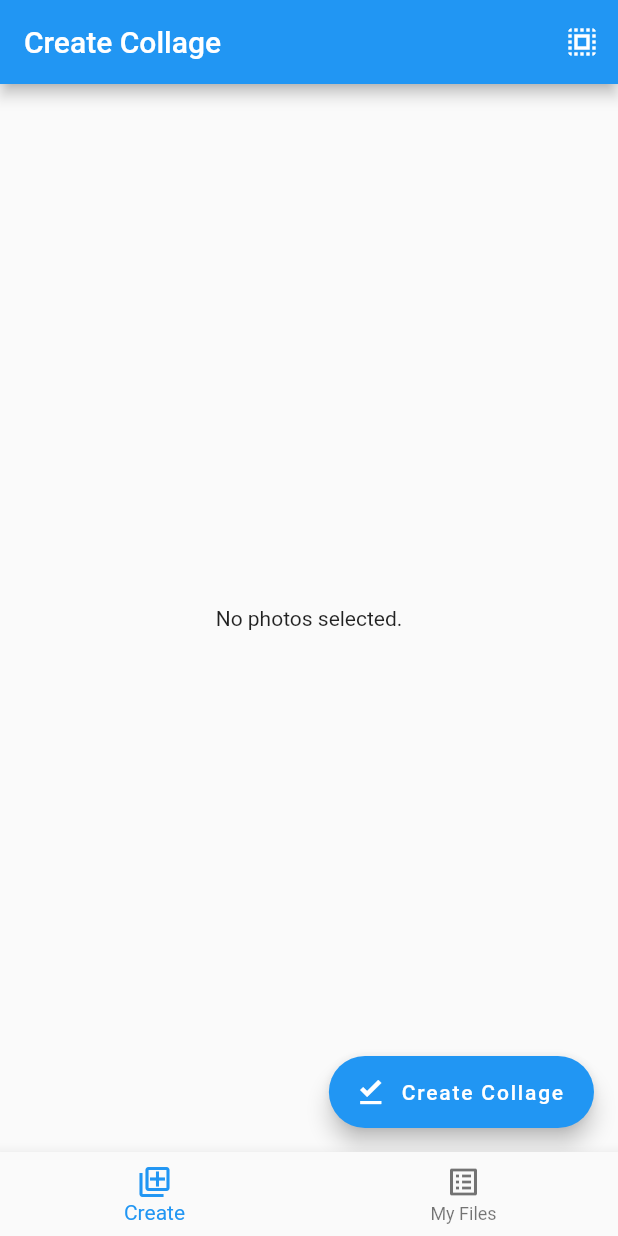
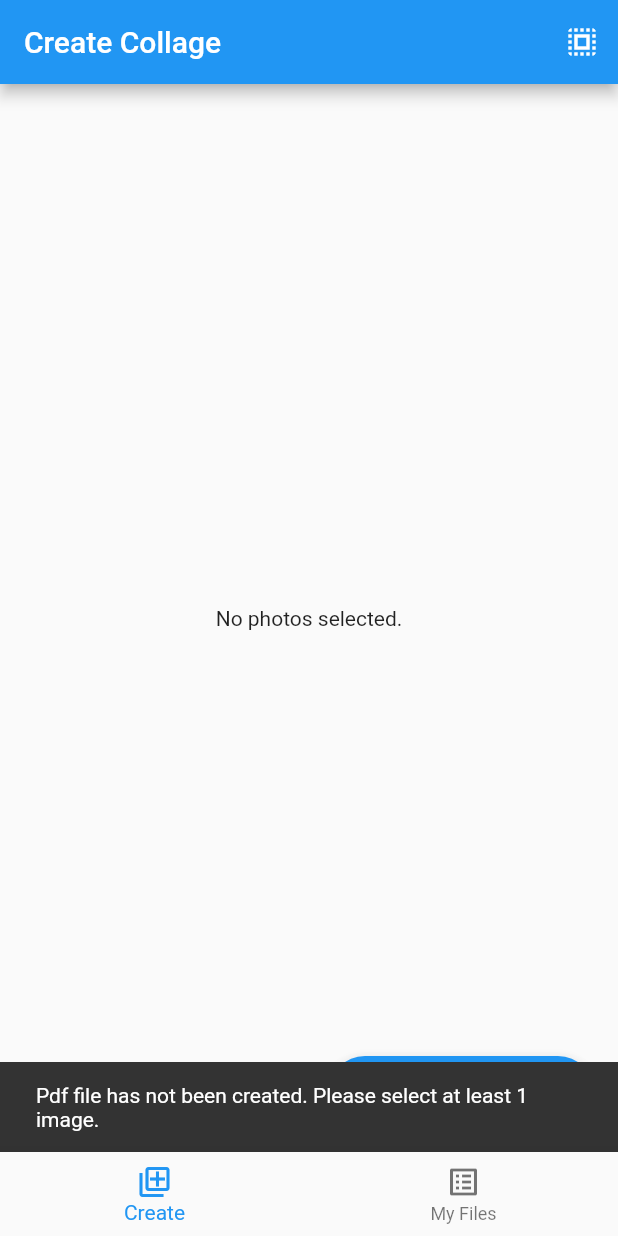
Before and after one commit to alitann/image_picker, a Flutter app: the screen it shows after launch, after a tap on "Create Collage", on a phone screen of 412 x 824 dp. Run offline on Flutter 3.47's test engine with Material 2 defaults, Android fonts, the phone set to English and light mode, and no system bars; our stand-ins replace bloc, equatable, flutter_bloc, image_picker, pdf, share_plus; missing offline and left inert: pdf_viewer_plugin.

Commit message:
collage list view and bloc added

```diff
--- /dev/null
+++ b/lib/bloc/bloc/collage_list_bloc.dart
@@ -0,0 +1,33 @@
+import 'dart:io';
+
+import 'package:equatable/equatable.dart';
+import 'package:flutter_bloc/flutter_bloc.dart';
+import 'package:image_collage/service/storage_service.dart';
+import 'package:path_provider/path_provider.dart';
+
+part 'collage_list_event.dart';
+part 'collage_list_state.dart';
+
+class CollageListBloc extends Bloc<CollageListEvent, CollageListState> {
+  final StorageService storageService;
+
+  CollageListBloc(this.storageService) : super(CollageListInitial()) {
+    on<CollageListLoadEvent>((event, emit) async {
+      List<File> collageImageList;
+
+      try {
+        emit(CollageListLoading());
+
+        final directory = await getApplicationDocumentsDirectory();
+
+        List<FileSystemEntity> localFileList = Directory(directory.path).listSync();
+
+        // collageImageList = storageService.getLocalFileList().whereType<File>().toList();
+        collageImageList = localFileList.whereType<File>().toList();
+        emit(CollageListLoaded(imagePdfFiles: collageImageList));
+      } catch (e) {
+        emit(CollageListError(e.toString()));
+      }
+    });
+  }
+}
--- /dev/null
+++ b/lib/bloc/bloc/collage_list_event.dart
@@ -0,0 +1,10 @@
+part of 'collage_list_bloc.dart';
+
+abstract class CollageListEvent extends Equatable {
+  const CollageListEvent();
+
+  @override
+  List<Object> get props => [];
+}
+
+class CollageListLoadEvent extends CollageListEvent {}
--- /dev/null
+++ b/lib/bloc/bloc/collage_list_state.dart
@@ -0,0 +1,22 @@
+part of 'collage_list_bloc.dart';
+
+abstract class CollageListState extends Equatable {
+  const CollageListState();
+
+  @override
+  List<Object> get props => [];
+}
+
+class CollageListInitial extends CollageListState {}
+
+class CollageListLoading extends CollageListState {}
+
+class CollageListLoaded extends CollageListState {
+  final List<File> imagePdfFiles;
+  const CollageListLoaded({required this.imagePdfFiles});
+}
+
+class CollageListError extends CollageListState {
+  final String errorMessage;
+  const CollageListError(this.errorMessage);
+}
--- a/lib/main.dart
+++ b/lib/main.dart
@@ -1,9 +1,11 @@
 import 'package:flutter/material.dart';
 import 'package:flutter_bloc/flutter_bloc.dart';
-import 'package:image_collage/bloc/bloc/bottom_navigation_bloc.dart';
-import 'package:image_collage/view/main_view.dart';
+import 'package:image_collage/service/storage_service.dart';
 
+import 'bloc/bloc/bottom_navigation_bloc.dart';
+import 'bloc/bloc/collage_list_bloc.dart';
 import 'bloc/bloc/image_picker_bloc.dart';
+import 'view/main_view.dart';
 
 void main() => runApp(const ImageCollageApp());
 
@@ -13,7 +15,7 @@ class ImageCollageApp extends StatelessWidget {
   @override
   Widget build(BuildContext context) {
     return MaterialApp(
-      title: 'Material App',
+      title: 'Image Collage',
       debugShowCheckedModeBanner: false,
       home: MultiBlocProvider(
         providers: [
@@ -23,20 +25,12 @@ class ImageCollageApp extends StatelessWidget {
           BlocProvider<ImagePickerBloc>(
             create: (BuildContext context) => ImagePickerBloc(),
           ),
+          BlocProvider<CollageListBloc>(
+            create: (BuildContext context) => CollageListBloc(StorageService())..add(CollageListLoadEvent()),
+          ),
         ],
         child: const MainView(),
       ),
-
-      // MultiBlocProvider(providers: [
-      //   BlocProvider(
-      //     create: (context) => BottomNavigationBloc(),
-      //     child: const MainView(),
-      //   ),
-      //   BlocProvider(
-      //     create: (context) => ImagePickerBloc(),
-      //     child: const MainView(),
-      //   ),
-      // ], child: child),
     );
   }
 }
--- a/lib/service/pdf_creator.dart
+++ b/lib/service/pdf_creator.dart
@@ -19,7 +19,8 @@ class PdfService {
     this.imageList,
   );
 
-  Future<File> createPdfFile() async {
+  Future<File?> createPdfFile() async {
+    if (imageList.isEmpty) return null;
     final pdf = pw.Document();
 
     DateTime now = DateTime.now();
--- /dev/null
+++ b/lib/service/storage_service.dart
@@ -0,0 +1,48 @@
+import 'dart:io';
+
+import 'package:path_provider/path_provider.dart';
+
+abstract class AStorageService {
+  Future<String> get localPath;
+  Future<File> getLocalFile(String fileName);
+  Future<String> readData(String fileName);
+  Future<File> writeData(String data, String fileName);
+  List<FileSystemEntity> getLocalFileList({String folderName});
+}
+
+class StorageService extends AStorageService {
+  @override
+  Future<String> get localPath async {
+    final directory = await getApplicationDocumentsDirectory();
+    return directory.path;
+  }
+
+  @override
+  Future<File> getLocalFile(String fileName) async {
+    final path = await localPath;
+    return File('$path/$fileName');
+  }
+
+  @override
+  Future<String> readData(String fileName) async {
+    try {
+      final file = await getLocalFile(fileName);
+      String body = file.readAsStringSync();
+      return body;
+    } catch (e) {
+      return e.toString();
+    }
+  }
+
+  @override
+  Future<File> writeData(String data, String fileName) async {
+    final File file = await getLocalFile(fileName);
+    return file.writeAsString(data);
+  }
+
+  @override
+  List<FileSystemEntity> getLocalFileList({String folderName = "pdf"}) {
+    List<FileSystemEntity> localFileList = Directory('$localPath').listSync();
+    return localFileList;
+  }
+}
--- a/lib/view/create_collage_view.dart
+++ b/lib/view/create_collage_view.dart
@@ -3,7 +3,8 @@ import 'dart:io';
 import 'package:flutter/cupertino.dart';
 import 'package:flutter/material.dart';
 import 'package:flutter_bloc/flutter_bloc.dart';
-import 'package:image_collage/model/collage_image.dart';
+import 'package:image_collage/bloc/bloc/bottom_navigation_bloc.dart';
+import '../model/collage_image.dart';
 import 'package:image_picker/image_picker.dart';
 import 'package:pdf_viewer_plugin/pdf_viewer_plugin.dart';
 
@@ -24,17 +25,19 @@ class _CreateCollageViewState extends State<CreateCollageView> {
 
   List<CImage> imageList = [];
   ImagePickerBloc? imagePickerBloc;
+  BottomNavigationBloc? bottomNavigationBloc;
   final bool _isPdfLoaded = false;
   File? _pdfFile;
 
   @override
   void initState() {
     super.initState();
-    imagePickerBloc = context.read<ImagePickerBloc>();
-    setStateLocal();
+    imagePickerBloc = BlocProvider.of<ImagePickerBloc>(context); //context.read<ImagePickerBloc>();
+    bottomNavigationBloc = context.read<BottomNavigationBloc>();
+    // setStateLocal();
   }
 
-  void setStateLocal() => setState(() {});
+  // void setStateLocal() => setState(() {});
 
   @override
   Widget build(BuildContext context) {
@@ -98,13 +101,12 @@ class _CreateCollageViewState extends State<CreateCollageView> {
           // final pdfCreater = CollageImageViewModel(imageList.cast<CollageImage>());
           final PdfService pdfService = PdfService(context, imageList);
 
-          File file = await pdfService.createPdfFile();
-          if (await file.exists()) {
-            showInSnackBar();
-            // setState(() {
-            //   _isPdfLoaded = true;
-            //   _pdfFile = file;
-            // });
+          File? file = await pdfService.createPdfFile();
+          if (file != null) {
+            showSnackBar('Pdf file has been created succesfully.');
+            bottomNavigationBloc?.add(TabBarChangeEvent(1));
+          } else {
+            showSnackBar('Pdf file has not been created. Please select at least 1 image.');
           }
         },
         // child: const Icon(Icons.arrow_right_outlined),
@@ -112,8 +114,8 @@ class _CreateCollageViewState extends State<CreateCollageView> {
     );
   }
 
-  void showInSnackBar() {
-    ScaffoldMessenger.of(context).showSnackBar(const SnackBar(content: Text('Pdf file has been created succesfully.')));
+  void showSnackBar(String text) {
+    ScaffoldMessenger.of(context).showSnackBar(SnackBar(content: Text(text)));
   }
 
   Future<List<XFile?>>? getImage() async {
--- a/lib/view/main_view.dart
+++ b/lib/view/main_view.dart
@@ -1,6 +1,6 @@
 import 'package:flutter/material.dart';
 import 'package:flutter_bloc/flutter_bloc.dart';
-import 'package:image_collage/bloc/bloc/bottom_navigation_bloc.dart';
+import '../bloc/bloc/bottom_navigation_bloc.dart';
 
 import 'create_collage_view.dart';
 import 'list_collage_view.dart';
--- a/pubspec.yaml
+++ b/pubspec.yaml
@@ -42,7 +42,7 @@ dependencies:
   # advance_pdf_viewer: ^2.0.1
   pdf_viewer_plugin: ^2.0.1
   intl: ^0.17.0
-
+  share_plus: ^4.0.4
 
 
 dev_dependencies:
```
Also changed, not shown: lib/bloc/bloc/test_bloc.dart (added, +13 -0 lines), lib/bloc/bloc/test_event.dart (added, +8 -0 lines), lib/bloc/bloc/test_state.dart (added, +10 -0 lines), lib/extensions/context_extension.dart (+15 -36 lines), lib/view/list_collage_view.dart (+57 -8 lines), lib/view/pdf_viewer.dart (added, +20 -0 lines), pubspec.lock, 7 other files.
